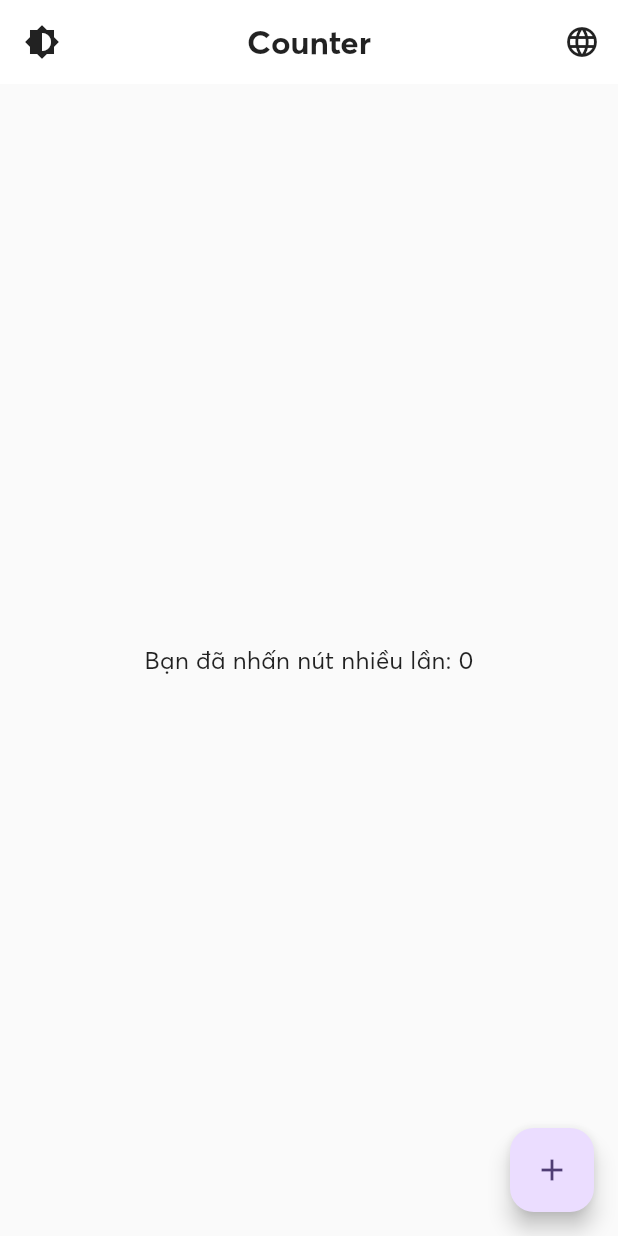
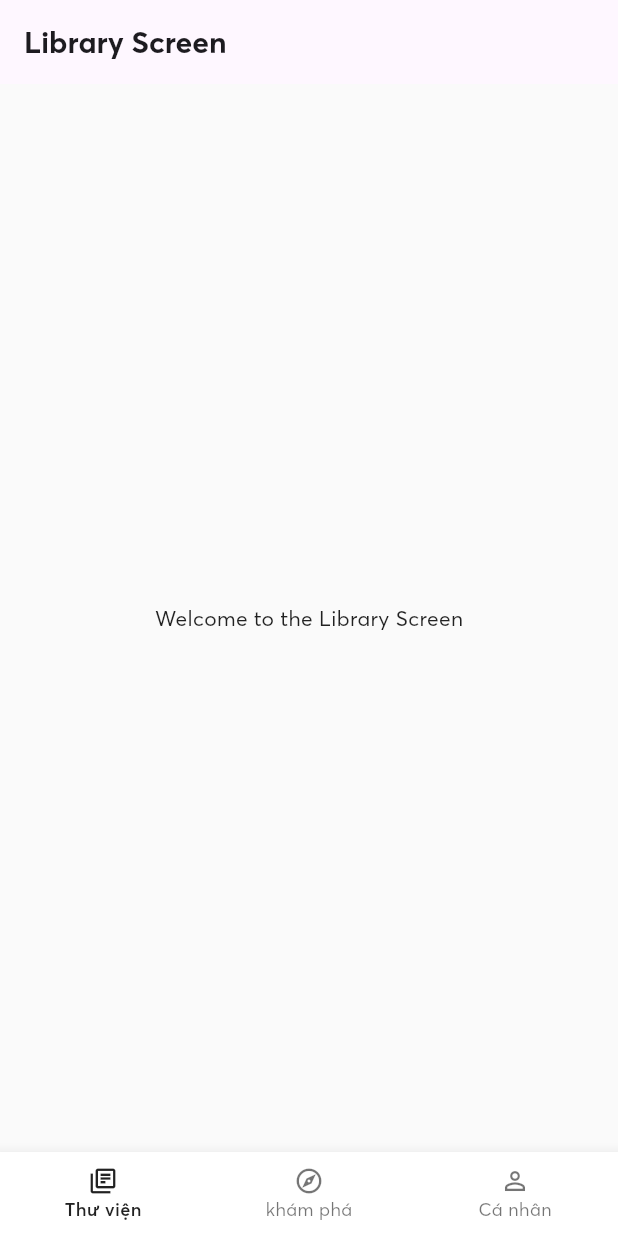
Before and after one commit to Dao-Van-Thanh/Truyen-CV, a Flutter app: the screen it shows after launch, on a phone screen of 412 x 824 dp. Run offline on Flutter 3.47's test engine with Material 3 defaults, Android fonts, the phone set to English and light mode, and no system bars; our stand-ins replace dio, flutter_cache_manager, flutter_riverpod, gap, rxdart; missing offline and left inert: http_certificate_pinning, slang; generated files the repository leaves out were written again; project files that could hold a hidden picture were left out.

Commit message:
feat: add root screen

```diff
--- a/lib/bloc/bloc_provider.dart
+++ b/lib/bloc/bloc_provider.dart
@@ -1,9 +1,20 @@
 import 'package:flutter_riverpod/flutter_riverpod.dart';
+import 'package:flutter_template/features/counter/counter_bloc.dart';
+import 'package:flutter_template/features/explore/explore_bloc.dart';
+import 'package:flutter_template/features/individual/individual_bloc.dart';
+import 'package:flutter_template/features/library/library_bloc.dart';
+import 'package:flutter_template/features/root/root_bloc.dart';
 import 'package:flutter_template/shared/bloc/app_bloc.dart';
 import 'package:flutter_template/shared/bloc/theme/app_theme_bloc.dart';
 
 class BlocProvider {
   static final app = Provider((ref) => AppBloc(ref));
   static final appTheme = Provider((ref) => AppThemeBloc(ref));
-  static late AutoDisposeProvider counter;
+  static late AutoDisposeProvider<CounterBloc> counter;
+  static late AutoDisposeProvider<RootBloc> root;
+  static late AutoDisposeProvider<LibraryBloc> library;
+  static late AutoDisposeProvider<IndividualBloc> individual;
+  static late AutoDisposeProvider<ExploreBloc> explore;
+
+  const BlocProvider._();
 }
--- a/lib/dependency/router/utils/route_input.dart
+++ b/lib/dependency/router/utils/route_input.dart
@@ -10,4 +10,9 @@ class RouteInput {
   });
 
   RouteInput.counter() : routeName = RouteName.counter;
+  RouteInput.root() : routeName = RouteName.root;
+  RouteInput.unknown() : routeName = RouteName.unknown;
+  RouteInput.library() : routeName = RouteName.library;
+  RouteInput.explore() : routeName = RouteName.explore;
+  RouteInput.individual() : routeName = RouteName.individual;
 }
--- a/lib/dependency/router/utils/route_name.dart
+++ b/lib/dependency/router/utils/route_name.dart
@@ -1,4 +1,9 @@
 class RouteName {
   static const counter = 'counter';
+  static const root = 'root';
+
   static const unknown = 'unknown';
+  static const library = 'library';
+  static const explore = 'explore';
+  static const individual = 'individual';
 }
--- a/lib/dependency/router/utils/route_page.dart
+++ b/lib/dependency/router/utils/route_page.dart
@@ -7,6 +7,32 @@ class RoutePage {
     switch (settings.name) {
       case RouteName.counter:
         return RouteScreen.counterPageRoute(settings);
+      case RouteName.root:
+        return RouteScreen.rootPageRoute(settings);
+      case RouteName.explore:
+        return RouteScreen.explorePageRoute(settings);
+    }
+
+    return RouteScreen.unknownPageRoute(settings);
+  }
+
+  static Route<dynamic>? onGenerateLibraryRoute(RouteSettings settings) {
+    switch (settings.name) {
+      case RouteName.library:
+        return RouteScreen.libraryPageRoute(settings);
+    }
+
+    return RouteScreen.unknownPageRoute(settings);
+  }
+
+  static Route<dynamic>? onGenerateExploreRoute(RouteSettings settings) {
+    return RouteScreen.unknownPageRoute(settings);
+  }
+
+  static Route<dynamic>? onGenerateIndividualRoute(RouteSettings settings) {
+    switch (settings.name) {
+      case RouteName.individual:
+        return RouteScreen.individualPageRoute(settings);
     }
 
     return RouteScreen.unknownPageRoute(settings);
--- a/lib/dependency/router/utils/route_screen.dart
+++ b/lib/dependency/router/utils/route_screen.dart
@@ -3,6 +3,14 @@ import 'package:flutter_template/bloc/bloc_base.dart';
 import 'package:flutter_template/bloc/bloc_provider.dart';
 import 'package:flutter_template/features/counter/counter_bloc.dart';
 import 'package:flutter_template/features/counter/counter_screen.dart';
+import 'package:flutter_template/features/explore/explore_bloc.dart';
+import 'package:flutter_template/features/explore/explore_screen.dart';
+import 'package:flutter_template/features/individual/individual_bloc.dart';
+import 'package:flutter_template/features/individual/individual_screen.dart';
+import 'package:flutter_template/features/library/library_bloc.dart';
+import 'package:flutter_template/features/library/library_screen.dart';
+import 'package:flutter_template/features/root/root_bloc.dart';
+import 'package:flutter_template/features/root/root_screen.dart';
 import 'package:flutter_template/features/unknown/unknown_screen.dart';
 
 class RouteScreen {
@@ -16,10 +24,50 @@ class RouteScreen {
     );
   }
 
+  static PageRoute rootPageRoute(RouteSettings settings) {
+    BlocProvider.root = createAutoDisposeBloc(
+      (ref) => RootBloc(ref),
+    );
+    return MaterialPageRoute(
+      settings: settings,
+      builder: (_) => const RootScreen(),
+    );
+  }
+
   static PageRoute unknownPageRoute(RouteSettings settings) {
     return MaterialPageRoute(
       settings: settings,
       builder: (_) => const UnknownScreen(),
     );
   }
+
+  static PageRoute libraryPageRoute(RouteSettings settings) {
+    BlocProvider.library = createAutoDisposeBloc(
+      (ref) => LibraryBloc(ref),
+    );
+    return MaterialPageRoute(
+      settings: settings,
+      builder: (_) => const LibraryScreen(),
+    );
+  }
+
+  static PageRoute explorePageRoute(RouteSettings settings) {
+    BlocProvider.explore = createAutoDisposeBloc(
+      (ref) => ExploreBloc(ref),
+    );
+    return MaterialPageRoute(
+      settings: settings,
+      builder: (_) => const ExploreScreen(),
+    );
+  }
+
+  static PageRoute individualPageRoute(RouteSettings settings) {
+    BlocProvider.individual = createAutoDisposeBloc(
+      (ref) => IndividualBloc(ref),
+    );
+    return MaterialPageRoute(
+      settings: settings,
+      builder: (_) => const IndividualScreen(),
+    );
+  }
 }
--- /dev/null
+++ b/lib/features/explore/explore_bloc.dart
@@ -0,0 +1,7 @@
+import 'package:flutter_riverpod/flutter_riverpod.dart';
+import 'package:flutter_template/bloc/bloc_base.dart';
+
+class ExploreBloc extends BlocBase {
+  Ref ref;
+  ExploreBloc(this.ref);
+}
--- /dev/null
+++ b/lib/features/explore/explore_screen.dart
@@ -0,0 +1,16 @@
+import 'package:flutter/material.dart';
+import 'package:flutter_riverpod/flutter_riverpod.dart';
+
+class ExploreScreen extends ConsumerWidget {
+  const ExploreScreen({super.key});
+
+  @override
+  Widget build(BuildContext context, ref) {
+    return Scaffold(
+      appBar: AppBar(title: const Text('Explore Screen')),
+      body: const Center(
+        child: Text('Welcome to the Explore Screen'),
+      ),
+    );
+  }
+}
--- /dev/null
+++ b/lib/features/individual/individual_bloc.dart
@@ -0,0 +1,8 @@
+import 'package:flutter_riverpod/flutter_riverpod.dart';
+import 'package:flutter_template/bloc/bloc_base.dart';
+
+class IndividualBloc extends BlocBase {
+  Ref ref;
+
+  IndividualBloc(this.ref);
+}
--- /dev/null
+++ b/lib/features/individual/individual_screen.dart
@@ -0,0 +1,16 @@
+import 'package:flutter/material.dart';
+import 'package:flutter_riverpod/flutter_riverpod.dart';
+
+class IndividualScreen extends ConsumerWidget {
+  const IndividualScreen({super.key});
+
+  @override
+  Widget build(BuildContext context, ref) {
+    return Scaffold(
+      appBar: AppBar(title: const Text('Individual Screen')),
+      body: const Center(
+        child: Text('Welcome to the Individual Screen'),
+      ),
+    );
+  }
+}
--- /dev/null
+++ b/lib/features/library/library_bloc.dart
@@ -0,0 +1,8 @@
+import 'package:flutter_riverpod/flutter_riverpod.dart';
+import 'package:flutter_template/bloc/bloc_base.dart';
+
+class LibraryBloc extends BlocBase {
+  Ref ref;
+
+  LibraryBloc(this.ref);
+}
--- /dev/null
+++ b/lib/features/library/library_screen.dart
@@ -0,0 +1,16 @@
+import 'package:flutter/material.dart';
+import 'package:flutter_riverpod/flutter_riverpod.dart';
+
+class LibraryScreen extends ConsumerWidget {
+  const LibraryScreen({super.key});
+
+  @override
+  Widget build(BuildContext context, ref) {
+    return Scaffold(
+      appBar: AppBar(title: const Text('Library Screen')),
+      body: const Center(
+        child: Text('Welcome to the Library Screen'),
+      ),
+    );
+  }
+}
--- /dev/null
+++ b/lib/features/root/root_bloc.dart
@@ -0,0 +1,44 @@
+import 'package:flutter/material.dart';
+import 'package:flutter_riverpod/flutter_riverpod.dart';
+import 'package:flutter_template/bloc/bloc_base.dart';
+import 'package:flutter_template/dependency/app_service.dart';
+import 'package:flutter_template/dependency/router/utils/route_input.dart';
+import 'package:flutter_template/shared/widgets/bottom_navigation_bar/enum/bottom_navigation_bar_enum.dart';
+import 'package:rxdart/rxdart.dart';
+
+class RootBloc extends BlocBase {
+  Ref ref;
+
+  late final routerService = ref.read(AppService.router);
+
+  final selectedNavigationBarSubject =
+      BehaviorSubject<BottomNavigationBarEnum>.seeded(
+    BottomNavigationBarEnum.library,
+  );
+
+  final navigatorKeysMap = BottomNavigationBarEnum.values
+      .fold<Map<BottomNavigationBarEnum, GlobalKey<NavigatorState>>>(
+    {},
+    (previousValue, element) =>
+        previousValue..[element] = GlobalKey<NavigatorState>(),
+  );
+
+  RootBloc(this.ref);
+
+  @override
+  void dispose() {
+    super.dispose();
+    selectedNavigationBarSubject.close();
+  }
+
+  void selectNavigationBar(BottomNavigationBarEnum item) {
+    if (item == BottomNavigationBarEnum.explore) {
+      routerService.push(RouteInput(routeName: item.initialRoute));
+      return;
+    }
+    selectedNavigationBarSubject.add(item);
+  }
+
+  List<BottomNavigationBarEnum> get bottomTabs =>
+      BottomNavigationBarEnum.values;
+}
--- /dev/null
+++ b/lib/features/root/root_screen.dart
@@ -0,0 +1,45 @@
+import 'package:flutter/material.dart';
+import 'package:flutter_riverpod/flutter_riverpod.dart';
+import 'package:flutter_template/bloc/bloc_provider.dart';
+import 'package:flutter_template/bloc/rx/obs_builder.dart';
+import 'package:flutter_template/dependency/router/utils/route_page.dart';
+import 'package:flutter_template/shared/widgets/bottom_navigation_bar/bottom_navigation_bar.dart';
+import 'package:flutter_template/shared/widgets/bottom_navigation_bar/enum/bottom_navigation_bar_enum.dart';
+
+class RootScreen extends ConsumerWidget {
+  const RootScreen({super.key});
+
+  @override
+  Widget build(BuildContext context, ref) {
+    final bloc = ref.watch(BlocProvider.root);
+    return Scaffold(
+      body: Stack(
+        children: bloc.bottomTabs.map((tab) {
+          return ObsBuilder(
+            streams: [bloc.selectedNavigationBarSubject],
+            builder: (ctx) => Offstage(
+              offstage: tab != bloc.selectedNavigationBarSubject.value,
+              child: Navigator(
+                key: bloc.navigatorKeysMap[tab],
+                onGenerateRoute: buildRouteFactory(tab),
+                initialRoute: tab.initialRoute,
+              ),
+            ),
+          );
+        }).toList(),
+      ),
+      bottomNavigationBar: AppBottomNavigationBar(),
+    );
+  }
+
+  RouteFactory buildRouteFactory(BottomNavigationBarEnum tab) {
+    switch (tab) {
+      case BottomNavigationBarEnum.library:
+        return RoutePage.onGenerateLibraryRoute;
+      case BottomNavigationBarEnum.explore:
+        return RoutePage.onGenerateExploreRoute;
+      case BottomNavigationBarEnum.individual:
+        return RoutePage.onGenerateIndividualRoute;
+    }
+  }
+}
--- a/lib/main.dart
+++ b/lib/main.dart
@@ -63,7 +63,7 @@ class MyApp extends ConsumerWidget {
               ),
             );
           },
-          initialRoute: RouteName.counter,
+          initialRoute: RouteName.root,
         );
       },
     );
--- a/lib/shared/bloc/theme/app_theme.dart
+++ b/lib/shared/bloc/theme/app_theme.dart
@@ -9,84 +9,31 @@ class AppTheme {
     fontFamily: _defaultFont,
     scaffoldBackgroundColor: Colors.grey[50],
     colorScheme: ColorScheme.fromSeed(
-      seedColor: Colors.deepPurple,
-      brightness: Brightness.light,
+        seedColor: Colors.deepPurple, brightness: Brightness.light),
+    iconTheme: const IconThemeData(color: Colors.black87),
+    bottomNavigationBarTheme: const BottomNavigationBarThemeData(
+      backgroundColor: Colors.white,
+      selectedItemColor: Colors.black87,
+      unselectedItemColor: Colors.black54,
+      selectedIconTheme: IconThemeData(size: 20),
+      unselectedIconTheme: IconThemeData(size: 20),
+      selectedLabelStyle: TextStyle(
+        color: Colors.black87,
+        fontWeight: FontWeight.w600,
+        fontSize: 12,
+      ),
+      unselectedLabelStyle: TextStyle(
+        color: Colors.black54,
+        fontWeight: FontWeight.w400,
+        fontSize: 12,
+      ),
     ),
     textTheme: const TextTheme(
-      bodyLarge: TextStyle(fontSize: 18, height: 1.6, color: Colors.black87),
-      bodyMedium: TextStyle(fontSize: 16, height: 1.5, color: Colors.black87),
-      titleLarge: TextStyle(fontSize: 22, fontWeight: FontWeight.bold),
-      titleMedium: TextStyle(fontSize: 18, fontWeight: FontWeight.w600),
+      bodyLarge: TextStyle(fontSize: 16, height: 1.5, color: Colors.black87),
+      bodyMedium: TextStyle(fontSize: 14, height: 1.4, color: Colors.black87),
+      titleLarge: TextStyle(fontSize: 20, fontWeight: FontWeight.bold),
+      titleMedium: TextStyle(fontSize: 16, fontWeight: FontWeight.w600),
     ),
-    appBarTheme: const AppBarTheme(
-      backgroundColor: Colors.white,
-      elevation: 0,
-      foregroundColor: Colors.black87,
-      iconTheme: IconThemeData(color: Colors.black87),
-      centerTitle: true,
-    ),
-    cardTheme: CardTheme(
-      color: Colors.white,
-      margin: const EdgeInsets.symmetric(vertical: 6, horizontal: 12),
-      elevation: 0.5,
-      shape: RoundedRectangleBorder(borderRadius: BorderRadius.circular(8)),
-    ),
-    dividerTheme: const DividerThemeData(
-      color: Colors.black12,
-      thickness: 1,
-      space: 24,
-    ),
-    popupMenuTheme: const PopupMenuThemeData(
-      elevation: 2,
-      color: Colors.white,
-      textStyle: TextStyle(color: Colors.black87),
-    ),
-    bottomSheetTheme: BottomSheetThemeData(
-      backgroundColor: Colors.white,
-      elevation: 4,
-      shape: RoundedRectangleBorder(
-        borderRadius: BorderRadius.circular(12),
-      ),
-    ),
-    dialogTheme: DialogTheme(
-      backgroundColor: Colors.white,
-      shape: RoundedRectangleBorder(
-        borderRadius: BorderRadius.circular(12),
-      ),
-    ),
-    elevatedButtonTheme: ElevatedButtonThemeData(
-      style: ElevatedButton.styleFrom(
-        backgroundColor: Colors.deepPurple,
-        foregroundColor: Colors.white,
-        shape: RoundedRectangleBorder(borderRadius: BorderRadius.circular(8)),
-      ),
-    ),
-    textButtonTheme: TextButtonThemeData(
-      style: TextButton.styleFrom(
-        foregroundColor: Colors.deepPurple,
-      ),
-    ),
-    inputDecorationTheme: InputDecorationTheme(
-      filled: true,
-      fillColor: Colors.grey[200],
-      border: OutlineInputBorder(
-        borderRadius: BorderRadius.circular(8),
-        borderSide: BorderSide.none,
-      ),
-      hintStyle: const TextStyle(color: Colors.black45),
-    ),
-    scrollbarTheme: ScrollbarThemeData(
-      thumbVisibility: WidgetStateProperty.all(false),
-      thickness: WidgetStateProperty.all(4),
-      radius: const Radius.circular(4),
-    ),
-    pageTransitionsTheme: const PageTransitionsTheme(
-      builders: {
-        TargetPlatform.android: FadeUpwardsPageTransitionsBuilder(),
-        TargetPlatform.iOS: CupertinoPageTransitionsBuilder(),
-      },
-    ),
-    splashFactory: NoSplash.splashFactory,
   );
 
   static ThemeData dark = ThemeData(
@@ -95,81 +42,30 @@ class AppTheme {
     fontFamily: _defaultFont,
     scaffoldBackgroundColor: Colors.grey[900],
     colorScheme: ColorScheme.fromSeed(
-      seedColor: Colors.deepPurple,
-      brightness: Brightness.dark,
+        seedColor: Colors.deepPurple, brightness: Brightness.dark),
+    iconTheme: const IconThemeData(color: Colors.white70),
+    bottomNavigationBarTheme: const BottomNavigationBarThemeData(
+      backgroundColor: Colors.black87,
+      selectedItemColor: Colors.white70,
+      unselectedItemColor: Colors.white70,
+      selectedIconTheme: IconThemeData(size: 20),
+      unselectedIconTheme: IconThemeData(size: 20),
+      selectedLabelStyle: TextStyle(
+        color: Colors.white70,
+        fontWeight: FontWeight.w600,
+        fontSize: 12,
+      ),
+      unselectedLabelStyle: TextStyle(
+        color: Colors.white70,
+        fontWeight: FontWeight.w400,
+        fontSize: 12,
+      ),
     ),
     textTheme: const TextTheme(
-      bodyLarge: TextStyle(fontSize: 18, height: 1.6, color: Colors.white70),
-      bodyMedium: TextStyle(fontSize: 16, height: 1.5, color: Colors.white70),
-      titleLarge: TextStyle(fontSize: 22, fontWeight: FontWeight.bold),
-      titleMedium: TextStyle(fontSize: 18, fontWeight: FontWeight.w600),
+      bodyLarge: TextStyle(fontSize: 16, height: 1.5, color: Colors.white70),
+      bodyMedium: TextStyle(fontSize: 14, height: 1.4, color: Colors.white70),
+      titleLarge: TextStyle(fontSize: 20, fontWeight: FontWeight.bold),
+      titleMedium: TextStyle(fontSize: 16, fontWeight: FontWeight.w600),
     ),
-    appBarTheme: AppBarTheme(
-      backgroundColor: Colors.grey[900],
-      elevation: 0,
-      foregroundColor: Colors.white70,
-      centerTitle: true,
-    ),
-    cardTheme: CardTheme(
-      color: Colors.grey[850],
-      margin: const EdgeInsets.symmetric(vertical: 6, horizontal: 12),
-      elevation: 0.5,
-      shape: RoundedRectangleBorder(borderRadius: BorderRadius.circular(8)),
-    ),
-    dividerTheme: const DividerThemeData(
-      color: Colors.white10,
-      thickness: 1,
-      space: 24,
-    ),
-    popupMenuTheme: PopupMenuThemeData(
-      color: Colors.grey[850],
-      elevation: 2,
-      textStyle: const TextStyle(color: Colors.white70),
-    ),
-    bottomSheetTheme: BottomSheetThemeData(
-      backgroundColor: Colors.grey[800],
-      shape: RoundedRectangleBorder(
-        borderRadius: BorderRadius.circular(12),
-      ),
-    ),
-    dialogTheme: DialogTheme(
-      backgroundColor: Colors.grey[850],
-      shape: RoundedRectangleBorder(
-        borderRadius: BorderRadius.circular(12),
-      ),
-    ),
-    elevatedButtonTheme: ElevatedButtonThemeData(
-      style: ElevatedButton.styleFrom(
-        backgroundColor: Colors.deepPurple[200],
-        foregroundColor: Colors.black87,
-        shape: RoundedRectangleBorder(borderRadius: BorderRadius.circular(8)),
-      ),
-    ),
-    textButtonTheme: TextButtonThemeData(
-      style: TextButton.styleFrom(
-        foregroundColor: Colors.deepPurple[200],
-      ),
-    ),
-    inputDecorationTheme: InputDecorationTheme(
-      filled: true,
-      fillColor: Colors.grey[800],
-      border: OutlineInputBorder(
-        borderRadius: BorderRadius.circular(8),
-        borderSide: BorderSide.none,
-      ),
-      hintStyle: const TextStyle(color: Colors.white38),
-    ),
-    scrollbarTheme: ScrollbarThemeData(
-      thumbVisibility: WidgetStateProperty.all(false),
-      thickness: WidgetStateProperty.all(4),
-      radius: const Radius.circular(4),
-    ),
-    pageTransitionsTheme: const PageTransitionsTheme(
-      builders: {
-        TargetPlatform.android: FadeUpwardsPageTransitionsBuilder(),
-        TargetPlatform.iOS: CupertinoPageTransitionsBuilder(),
-      },
-    ),
-    splashFactory: NoSplash.splashFactory,
   );
 }
--- /dev/null
+++ b/lib/shared/widgets/bottom_navigation_bar/bottom_navigation_bar.dart
@@ -0,0 +1,33 @@
+import 'package:flutter/material.dart';
+import 'package:flutter_riverpod/flutter_riverpod.dart';
+import 'package:flutter_template/bloc/bloc_provider.dart';
+import 'package:flutter_template/bloc/rx/obs_builder.dart';
+import 'package:flutter_template/shared/widgets/bottom_navigation_bar/enum/bottom_navigation_bar_enum.dart';
+
+class AppBottomNavigationBar extends ConsumerWidget {
+  const AppBottomNavigationBar({super.key});
+
+  @override
+  Widget build(BuildContext context, ref) {
+    final bloc = ref.watch(BlocProvider.root);
+    return ObsBuilder(
+      streams: [bloc.selectedNavigationBarSubject],
+      builder: (context) {
+        return BottomNavigationBar(
+          currentIndex: BottomNavigationBarEnum.values
+              .indexOf(bloc.selectedNavigationBarSubject.value),
+          onTap: (index) {
+            final selectedItem = BottomNavigationBarEnum.values[index];
+            bloc.selectNavigationBar(selectedItem);
+          },
+          items: BottomNavigationBarEnum.values.map((e) {
+            return BottomNavigationBarItem(
+              icon: e.icon,
+              label: e.label(context),
+            );
+          }).toList(),
+        );
+      },
+    );
+  }
+}
--- /dev/null
+++ b/lib/shared/widgets/bottom_navigation_bar/enum/bottom_navigation_bar_enum.dart
@@ -0,0 +1,38 @@
+import 'package:flutter/material.dart';
+import 'package:flutter_template/dependency/router/utils/route_name.dart';
+import 'package:flutter_template/i18n/strings.g.dart';
+
+enum BottomNavigationBarEnum {
+  library(initialRoute: RouteName.library),
+  explore(initialRoute: RouteName.explore),
+  individual(initialRoute: RouteName.individual);
+
+  final String initialRoute;
+
+  const BottomNavigationBarEnum({required this.initialRoute});
+}
+
+extension BottomNavigationBarEnumExtension on BottomNavigationBarEnum {
+  String label(BuildContext context) {
+    final t = context.t;
+    switch (this) {
+      case BottomNavigationBarEnum.library:
+        return t.rootScreen.bottomNavigationBar.library;
+      case BottomNavigationBarEnum.explore:
+        return t.rootScreen.bottomNavigationBar.explore;
+      case BottomNavigationBarEnum.individual:
+        return t.rootScreen.bottomNavigationBar.individual;
+    }
+  }
+
+  Widget get icon {
+    switch (this) {
+      case BottomNavigationBarEnum.library:
+        return const Icon(Icons.library_books_outlined);
+      case BottomNavigationBarEnum.explore:
+        return const Icon(Icons.explore_outlined);
+      case BottomNavigationBarEnum.individual:
+        return const Icon(Icons.person_outline);
+    }
+  }
+}
```
Also changed, not shown: lib/i18n/vi.i18n.json (+8 -1 lines), lib/i18n/strings.g.dart, lib/i18n/strings_vi.g.dart, 1 other file.
